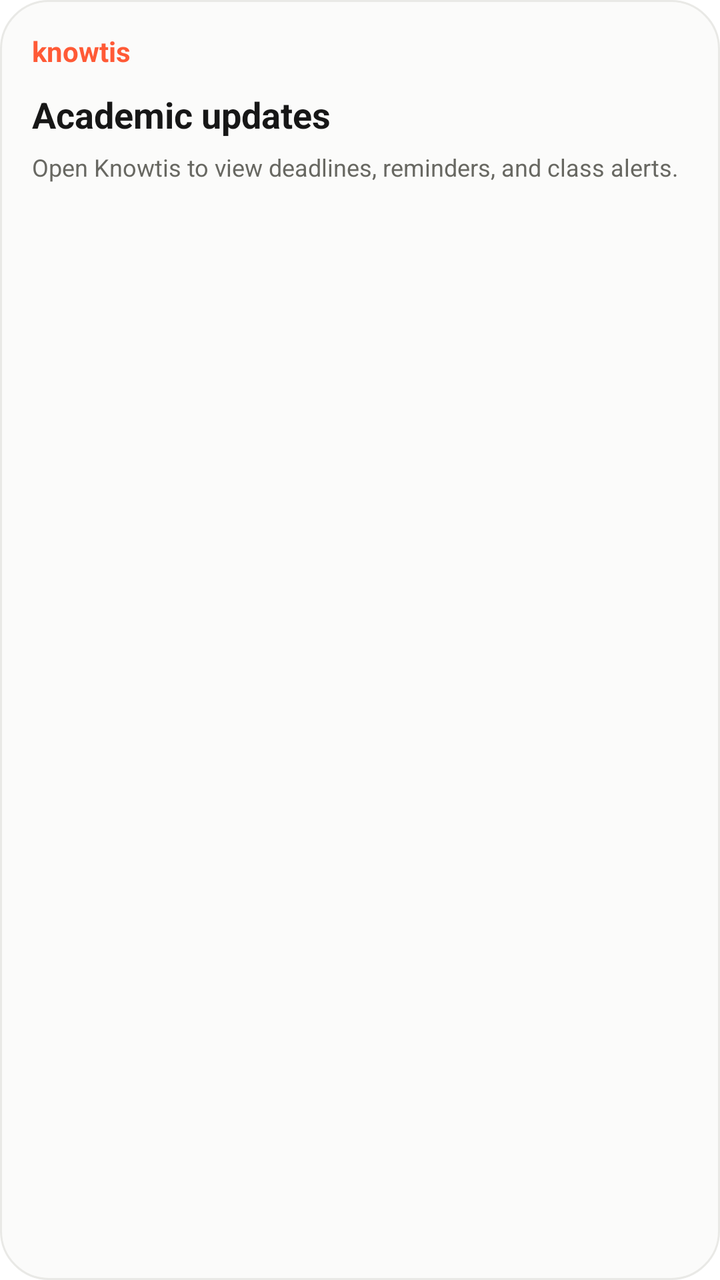
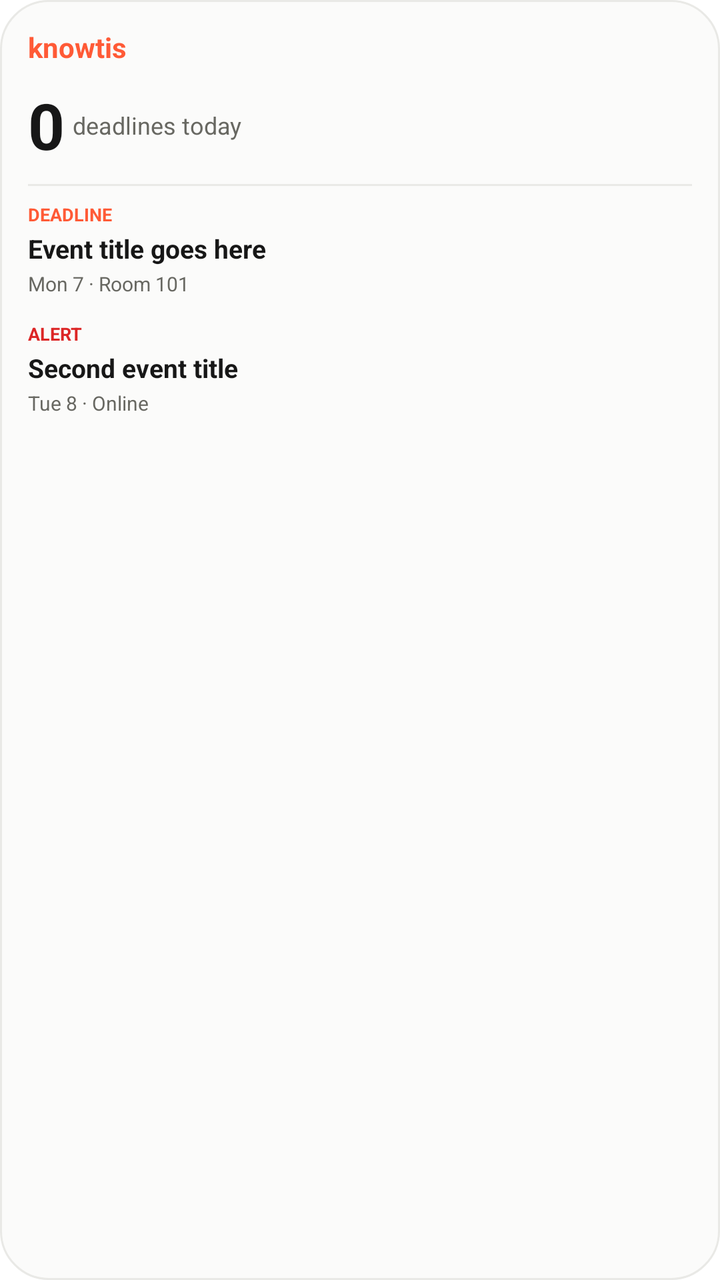

Before-and-after screenshots of an Android layout around one commit, followed by the original layout XML and the change that was made.
<!-- AndroidManifest.xml: application theme AppTheme -->
<!-- res/layout/knowtis_widget.xml -->
<?xml version="1.0" encoding="utf-8"?>
<LinearLayout xmlns:android="http://schemas.android.com/apk/res/android"
    android:id="@+id/knowtis_widget_root"
    android:layout_width="match_parent"
    android:layout_height="match_parent"
    android:background="@drawable/knowtis_widget_background"
    android:orientation="vertical"
    android:padding="16dp">

    <TextView
        android:layout_width="wrap_content"
        android:layout_height="wrap_content"
        android:text="knowtis"
        android:textColor="#FF5A36"
        android:textSize="14sp"
        android:textStyle="bold" />

    <TextView
        android:layout_width="match_parent"
        android:layout_height="wrap_content"
        android:layout_marginTop="10dp"
        android:text="Academic updates"
        android:textColor="#171717"
        android:textSize="18sp"
        android:textStyle="bold" />

    <TextView
        android:layout_width="match_parent"
        android:layout_height="wrap_content"
        android:layout_marginTop="6dp"
        android:text="Open Knowtis to view deadlines, reminders, and class alerts."
        android:textColor="#686862"
        android:textSize="12sp" />
</LinearLayout>
<!-- resources referenced by this layout -->
<resources>
  <!-- drawable knowtis_widget_background (drawable) -->
  <?xml version="1.0" encoding="utf-8"?>
  <shape xmlns:android="http://schemas.android.com/apk/res/android">
      <solid android:color="#FBFBFA" />
      <corners android:radius="24dp" />
      <stroke
          android:width="1dp"
          android:color="#E9E9E6" />
  </shape>
</resources>

<!-- the commit's change to res/layout/knowtis_widget.xml (unified diff, before → after) -->
@@ -5,30 +5,161 @@
     android:layout_height="match_parent"
     android:background="@drawable/knowtis_widget_background"
     android:orientation="vertical"
-    android:padding="16dp">
+    android:padding="14dp">
 
-    <TextView
-        android:layout_width="wrap_content"
-        android:layout_height="wrap_content"
-        android:text="knowtis"
-        android:textColor="#FF5A36"
-        android:textSize="14sp"
-        android:textStyle="bold" />
-
-    <TextView
+    
+    <LinearLayout
         android:layout_width="match_parent"
         android:layout_height="wrap_content"
-        android:layout_marginTop="10dp"
-        android:text="Academic updates"
-        android:textColor="#171717"
-        android:textSize="18sp"
-        android:textStyle="bold" />
+        android:orientation="horizontal"
+        android:gravity="center_vertical">
 
-    <TextView
+        <TextView
+            android:id="@+id/widget_app_name"
+            android:layout_width="0dp"
+            android:layout_height="wrap_content"
+            android:layout_weight="1"
+            android:text="knowtis"
+            android:textColor="#FF5A36"
+            android:textSize="14sp"
+            android:textStyle="bold" />
+
+        <TextView
+            android:id="@+id/widget_type_label"
+            android:layout_width="wrap_content"
+            android:layout_height="wrap_content"
+            android:text="Daily Brief"
+            android:textColor="#FF5A36"
+            android:textSize="10sp"
+            android:textStyle="bold"
+            android:visibility="gone" />
+    </LinearLayout>
+
+    
+    <LinearLayout
+        android:id="@+id/widget_content"
         android:layout_width="match_parent"
         android:layout_height="wrap_content"
-        android:layout_marginTop="6dp"
-        android:text="Open Knowtis to view deadlines, reminders, and class alerts."
+        android:layout_marginTop="8dp"
+        android:orientation="vertical">
+
+        <LinearLayout
+            android:layout_width="match_parent"
+            android:layout_height="wrap_content"
+            android:orientation="horizontal"
+            android:gravity="center_vertical">
+
+            <TextView
+                android:id="@+id/widget_count"
+                android:layout_width="wrap_content"
+                android:layout_height="wrap_content"
+                android:text="0"
+                android:textColor="#171717"
+                android:textSize="32sp"
+                android:textStyle="bold" />
+
+            <TextView
+                android:id="@+id/widget_count_label"
+                android:layout_width="wrap_content"
+                android:layout_height="wrap_content"
+                android:layout_marginStart="4dp"
+                android:text="deadlines today"
+                android:textColor="#686862"
+                android:textSize="12sp" />
+        </LinearLayout>
+
+        <TextView
+            android:layout_width="match_parent"
+            android:layout_height="1dp"
+            android:layout_marginTop="8dp"
+            android:layout_marginBottom="8dp"
+            android:background="#E9E9E6" />
+
+        <LinearLayout
+            android:id="@+id/widget_event1"
+            android:layout_width="match_parent"
+            android:layout_height="wrap_content"
+            android:orientation="vertical"
+            android:layout_marginBottom="6dp">
+
+            <TextView
+                android:id="@+id/widget_item1_type_text"
+                android:layout_width="wrap_content"
+                android:layout_height="wrap_content"
+                android:text="DEADLINE"
+                android:textColor="#FF5A36"
+                android:textSize="9sp"
+                android:textStyle="bold" />
+
+            <TextView
+                android:id="@+id/widget_item1_title"
+                android:layout_width="match_parent"
+                android:layout_height="wrap_content"
+                android:layout_marginTop="2dp"
+                android:ellipsize="end"
+                android:maxLines="2"
+                android:text="Event title goes here"
+                android:textColor="#171717"
+                android:textSize="13sp"
+                android:textStyle="bold" />
+
+            <TextView
+                android:id="@+id/widget_item1_meta"
+                android:layout_width="match_parent"
+                android:layout_height="wrap_content"
+                android:layout_marginTop="2dp"
+                android:text="Mon 7 · Room 101"
+                android:textColor="#686862"
+                android:textSize="10sp" />
+        </LinearLayout>
+
+        <LinearLayout
+            android:id="@+id/widget_event2"
+            android:layout_width="match_parent"
+            android:layout_height="wrap_content"
+            android:orientation="vertical"
+            android:layout_marginTop="6dp">
+
+            <TextView
+                android:id="@+id/widget_item2_type_text"
+                android:layout_width="wrap_content"
+                android:layout_height="wrap_content"
+                android:text="ALERT"
+                android:textColor="#DC2626"
+                android:textSize="9sp"
+                android:textStyle="bold" />
+
+            <TextView
+                android:id="@+id/widget_item2_title"
+                android:layout_width="match_parent"
+                android:layout_height="wrap_content"
+                android:layout_marginTop="2dp"
+                android:ellipsize="end"
+                android:maxLines="2"
+                android:text="Second event title"
+                android:textColor="#171717"
+                android:textSize="13sp"
+                android:textStyle="bold" />
+
+            <TextView
+                android:id="@+id/widget_item2_meta"
+                android:layout_width="match_parent"
+                android:layout_height="wrap_content"
+                android:layout_marginTop="2dp"
+                android:text="Tue 8 · Online"
+                android:textColor="#686862"
+                android:textSize="10sp" />
+        </LinearLayout>
+    </LinearLayout>
+
+    
+    <TextView
+        android:id="@+id/widget_empty"
+        android:layout_width="match_parent"
+        android:layout_height="wrap_content"
+        android:layout_marginTop="8dp"
+        android:text="Open Knowtis to see your updates"
         android:textColor="#686862"
-        android:textSize="12sp" />
+        android:textSize="12sp"
+        android:visibility="gone" />
 </LinearLayout>
